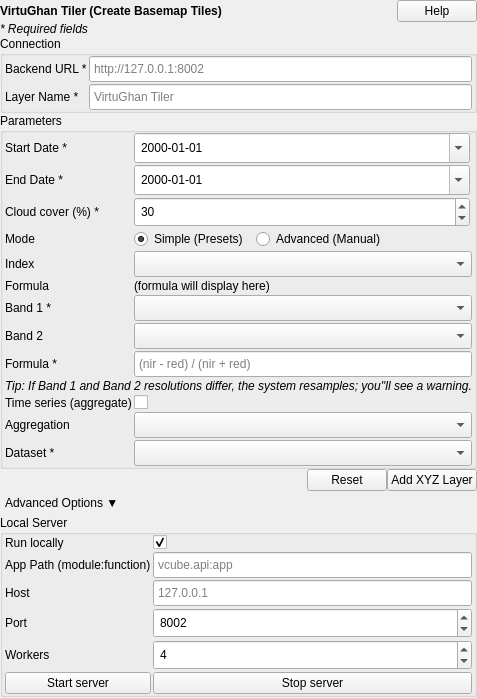
The window that virtughan_qgis/tiler/tiler_form.ui (virtughan/qgis-plugin) describes before a commit, drawn with Qt 5.
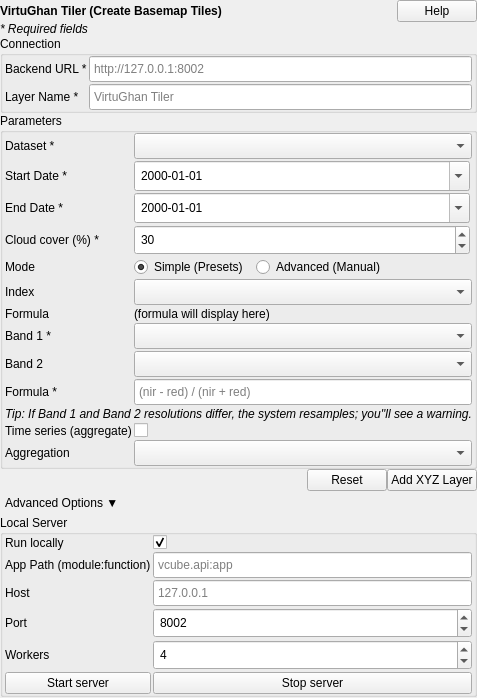
The same window after the commit.

Commit message: move dataset dropdown to top in tiler

```diff
--- a/virtughan_qgis/tiler/tiler_form.ui
+++ b/virtughan_qgis/tiler/tiler_form.ui
@@ -182,13 +182,24 @@
       <columnstretch>0</columnstretch>
       <columnstretch>1</columnstretch>
       <item row="0" column="0">
+       <widget class="QLabel" name="labelCollection">
+        <property name="text">
+         <string>Dataset *</string>
+        </property>
+       </widget>
+      </item>
+      <item row="0" column="1" colspan="2">
+       <widget class="QComboBox" name="collectionCombo"/>
+      </item>
+
+      <item row="1" column="0">
        <widget class="QLabel" name="labelStart">
         <property name="text">
                  <string>Start Date *</string>
         </property>
        </widget>
       </item>
-      <item row="0" column="1">
+      <item row="1" column="1">
        <widget class="QDateEdit" name="startDateEdit">
         <property name="calendarPopup">
          <bool>true</bool>
@@ -199,14 +210,14 @@
        </widget>
       </item>
 
-      <item row="1" column="0">
+      <item row="2" column="0">
        <widget class="QLabel" name="labelEnd">
         <property name="text">
                  <string>End Date *</string>
         </property>
        </widget>
       </item>
-      <item row="1" column="1">
+      <item row="2" column="1">
        <widget class="QDateEdit" name="endDateEdit">
         <property name="calendarPopup">
          <bool>true</bool>
@@ -217,14 +228,14 @@
        </widget>
       </item>
 
-      <item row="2" column="0">
+      <item row="3" column="0">
        <widget class="QLabel" name="labelCloud">
         <property name="text">
                  <string>Cloud cover (%) *</string>
         </property>
        </widget>
       </item>
-      <item row="2" column="1">
+      <item row="3" column="1">
        <widget class="QSpinBox" name="cloudSpin">
         <property name="minimum">
          <number>0</number>
@@ -238,14 +249,14 @@
        </widget>
       </item>
 
-      <item row="3" column="0">
+      <item row="4" column="0">
        <widget class="QLabel" name="labelMode">
         <property name="text">
          <string>Mode</string>
         </property>
        </widget>
       </item>
-      <item row="3" column="1">
+      <item row="4" column="1">
        <layout class="QHBoxLayout" name="modeLayout">
         <property name="spacing"><number>8</number></property>
         <item>
@@ -270,7 +281,7 @@
        </layout>
       </item>
 
-      <item row="4" column="0">
+      <item row="5" column="0">
        <widget class="QLabel" name="labelIndex">
         <property name="text">
          <string>Index</string>
@@ -278,13 +289,13 @@
         <property name="margin"><number>6</number></property>
        </widget>
       </item>
-      <item row="4" column="1" colspan="2">
+      <item row="5" column="1" colspan="2">
        <widget class="QComboBox" name="indexCombo">
         <property name="toolTip"><string>Select a preset spectral index</string></property>
        </widget>
       </item>
 
-      <item row="5" column="0">
+      <item row="6" column="0">
        <widget class="QLabel" name="labelFormulaRef">
         <property name="text">
          <string>Formula</string>
@@ -292,7 +303,7 @@
         <property name="margin"><number>6</number></property>
        </widget>
       </item>
-      <item row="5" column="1" colspan="2">
+      <item row="6" column="1" colspan="2">
        <widget class="QLabel" name="formulaReferenceLabel">
         <property name="text"><string>(formula will display here)</string></property>
         <property name="wordWrap"><bool>true</bool></property>
@@ -306,7 +317,7 @@
        </widget>
       </item>
 
-      <item row="6" column="0">
+      <item row="7" column="0">
        <widget class="QLabel" name="labelBand1">
         <property name="text">
                  <string>Band 1 *</string>
@@ -314,10 +325,10 @@
         <property name="margin"><number>6</number></property>
        </widget>
       </item>
-      <item row="6" column="1" colspan="2">
+      <item row="7" column="1" colspan="2">
        <widget class="QComboBox" name="band1Combo"/>
       </item>
-      <item row="7" column="0">
+      <item row="8" column="0">
        <widget class="QLabel" name="labelBand2">
         <property name="text">
          <string>Band 2</string>
@@ -325,17 +336,17 @@
         <property name="margin"><number>6</number></property>
        </widget>
       </item>
-      <item row="7" column="1" colspan="2">
+      <item row="8" column="1" colspan="2">
        <widget class="QComboBox" name="band2Combo"/>
       </item>
-      <item row="8" column="0">
+      <item row="9" column="0">
        <widget class="QLabel" name="labelFormula">
         <property name="text">
                  <string>Formula *</string>
         </property>
        </widget>
       </item>
-      <item row="8" column="1" colspan="2">
+      <item row="9" column="1" colspan="2">
        <widget class="QLineEdit" name="formulaLine">
         <property name="placeholderText">
          <string>(nir - red) / (nir + red)</string>
@@ -344,14 +355,14 @@
        </widget>
       </item>
 
-      <item row="9" column="0" colspan="3">
+      <item row="10" column="0" colspan="3">
        <widget class="QLabel" name="tilerTipLabel">
         <property name="text"><string>&lt;i&gt;Tip: If Band 1 and Band 2 resolutions differ, the system resamples; you''ll see a warning.&lt;/i&gt;</string></property>
         <property name="visible"><bool>true</bool></property>
        </widget>
       </item>
 
-      <item row="10" column="0">
+      <item row="11" column="0">
        <widget class="QLabel" name="labelTimeseries">
         <property name="text">
          <string>Time series (aggregate)</string>
@@ -359,7 +370,7 @@
         <property name="visible"><bool>false</bool></property>
        </widget>
       </item>
-      <item row="10" column="1" colspan="2">
+      <item row="11" column="1" colspan="2">
        <widget class="QCheckBox" name="timeseriesCheck">
         <property name="text">
          <string/>
@@ -371,7 +382,7 @@
        </widget>
       </item>
 
-      <item row="11" column="0">
+      <item row="12" column="0">
        <widget class="QLabel" name="labelOp">
         <property name="text">
          <string>Aggregation</string>
@@ -381,23 +392,12 @@
         </property>
        </widget>
       </item>
-      <item row="11" column="1" colspan="2">
-       <widget class="QComboBox" name="operationCombo">
-        <property name="visible">
-         <bool>false</bool>
-        </property>
-       </widget>
-      </item>
-
-      <item row="12" column="0">
-       <widget class="QLabel" name="labelCollection">
-        <property name="text">
-         <string>Dataset *</string>
-        </property>
-       </widget>
-      </item>
       <item row="12" column="1" colspan="2">
-       <widget class="QComboBox" name="collectionCombo"/>
+       <widget class="QComboBox" name="operationCombo">
+        <property name="visible">
+         <bool>false</bool>
+        </property>
+       </widget>
       </item>
 
       <item row="13" column="0" colspan="3">
```
